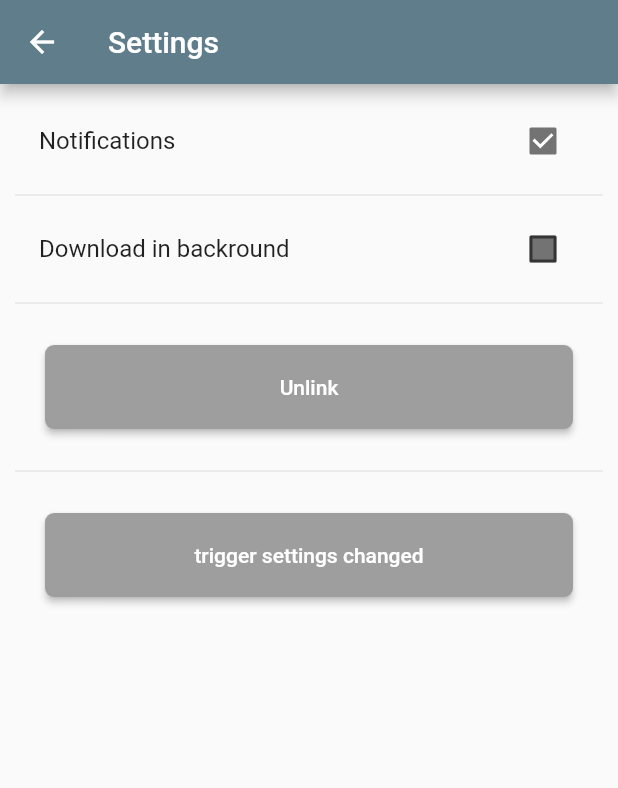
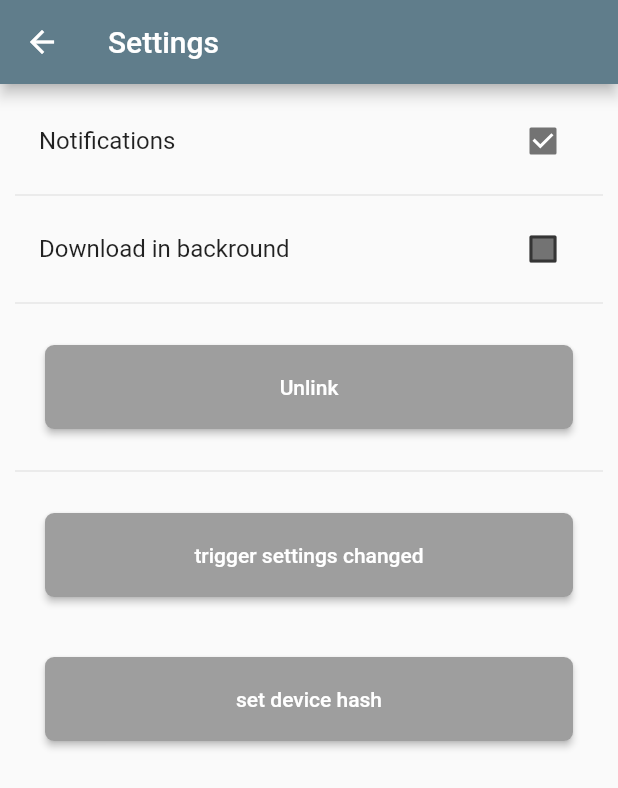
Before and after one commit to Abstractolotl/aztube-app, a Flutter app: the screen it shows after launch, after a tap on the "settings" icon, on a phone screen of 412 x 824 dp. Shown: the top 788 px of the screen. Run offline on Flutter 3.47's test engine with Material 2 defaults, Android fonts, the phone set to English and light mode, and no system bars; our stand-ins replace camera, device_info_plus; missing offline and left inert: qr_code_scanner; network calls fail.

Commit message:
test button

```diff
--- a/lib/views/settings.dart
+++ b/lib/views/settings.dart
@@ -92,6 +92,21 @@ class SettingsScreenState extends State<SettingsScreen> {
                 platform.invokeMethod("settingsChanged");
               },
             ),
+          ),
+          Container(
+            padding:
+                const EdgeInsets.symmetric(vertical: 20.0, horizontal: 20.0),
+            child: SimpleButton(
+              child: const Text('set device hash'),
+              color: (widget.settings.deviceHash.length >= 10)
+                  ? Colors.red
+                  : Colors.grey,
+              onPressed: () {
+                widget.settings.deviceHash =
+                    "aade1983-8062-44e4-8237-90eee0f43e4f";
+                FileManager().saveSettings(widget.settings);
+              },
+            ),
           )
         ]),
       ),
```
